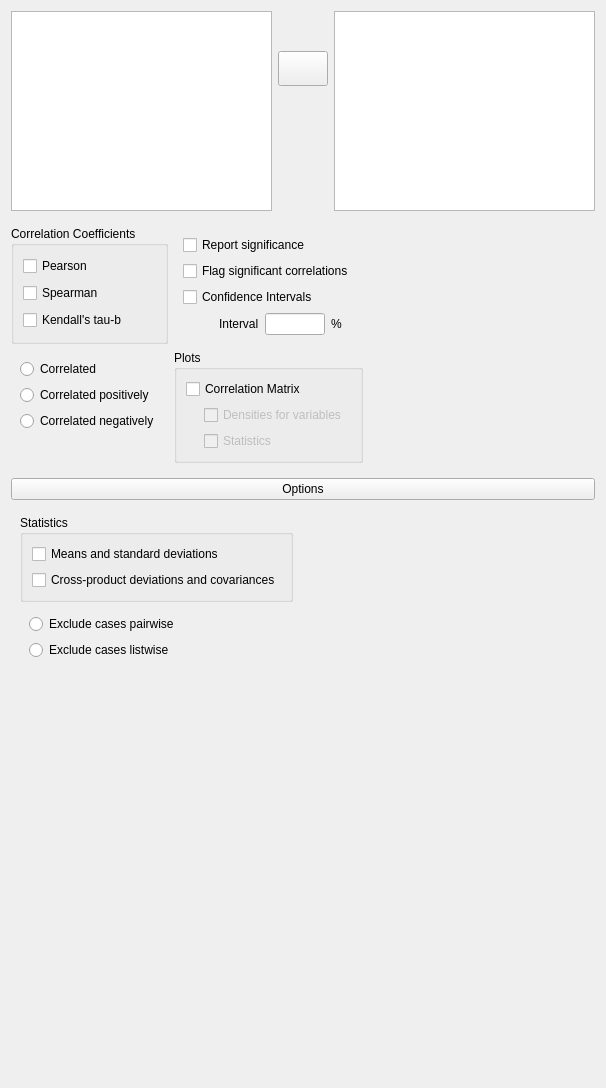
jasp-stats/jasp-desktop, file JASP-Desktop/analysisforms/correlationform.ui: the form before one commit.
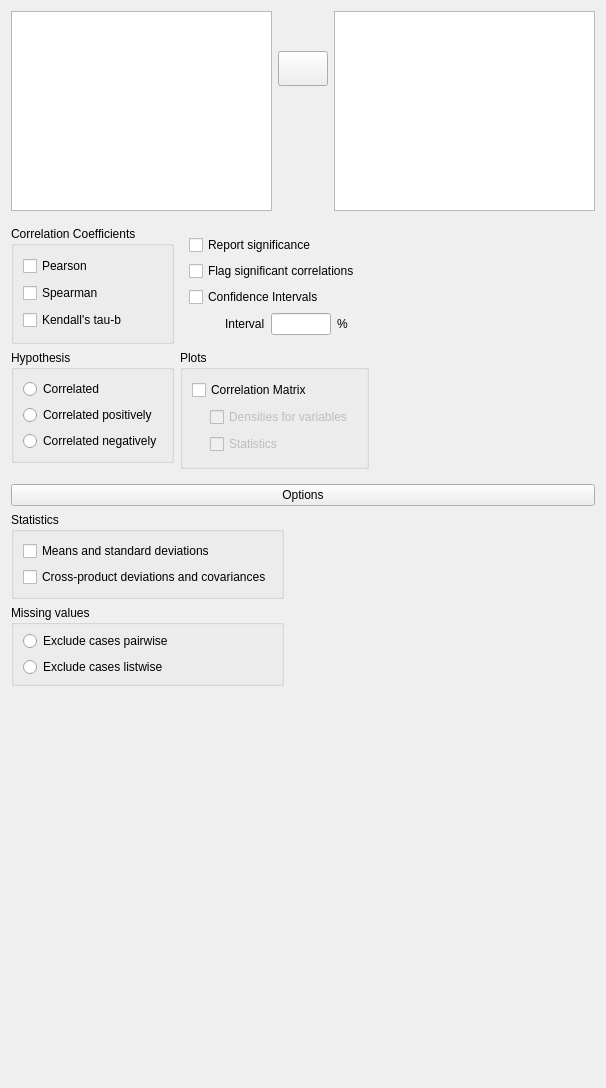
The form after the commit. Custom widgets are drawn as their Qt base class.

```diff
--- a/JASP-Desktop/analysisforms/correlationform.ui
+++ b/JASP-Desktop/analysisforms/correlationform.ui
@@ -331,8 +331,8 @@
        </widget>
       </item>
       <item row="1" column="0">
-       <widget class="BoundGroupBox" name="hypothesis" native="true">
-        <property name="title" stdset="0">
+       <widget class="BoundGroupBox" name="hypothesis">
+        <property name="title">
          <string>Hypothesis</string>
         </property>
         <property name="flat" stdset="0">
@@ -403,9 +403,21 @@
          </sizepolicy>
         </property>
         <layout class="QGridLayout" name="gridLayout_10">
+         <property name="leftMargin">
+          <number>0</number>
+         </property>
+         <property name="topMargin">
+          <number>0</number>
+         </property>
+         <property name="rightMargin">
+          <number>0</number>
+         </property>
+         <property name="bottomMargin">
+          <number>0</number>
+         </property>
          <item row="1" column="0">
-          <widget class="BoundGroupBox" name="missingValues" native="true">
-           <property name="title" stdset="0">
+          <widget class="BoundGroupBox" name="missingValues">
+           <property name="title">
             <string>Missing values</string>
            </property>
            <property name="flat" stdset="0">
@@ -495,11 +507,6 @@
    <extends>QListView</extends>
    <header>widgets/boundlistview.h</header>
   </customwidget>
-  <customwidget>
-   <class>BoundCheckBox</class>
-   <extends>QCheckBox</extends>
-   <header>widgets/boundcheckbox.h</header>
-  </customwidget>
   <customwidget>
    <class>GroupBox</class>
    <extends>QGroupBox</extends>
@@ -513,7 +520,7 @@
   </customwidget>
   <customwidget>
    <class>BoundGroupBox</class>
-   <extends>QWidget</extends>
+   <extends>QGroupBox</extends>
    <header>widgets/boundgroupbox.h</header>
    <container>1</container>
   </customwidget>
@@ -522,6 +529,11 @@
    <extends>QPushButton</extends>
    <header>widgets/expanderbutton.h</header>
   </customwidget>
+  <customwidget>
+   <class>BoundCheckBox</class>
+   <extends>QCheckBox</extends>
+   <header>widgets/boundcheckbox.h</header>
+  </customwidget>
  </customwidgets>
  <resources/>
  <connections>
```
Left out of the diff: 4 changed lines with no effect on the pictures.
